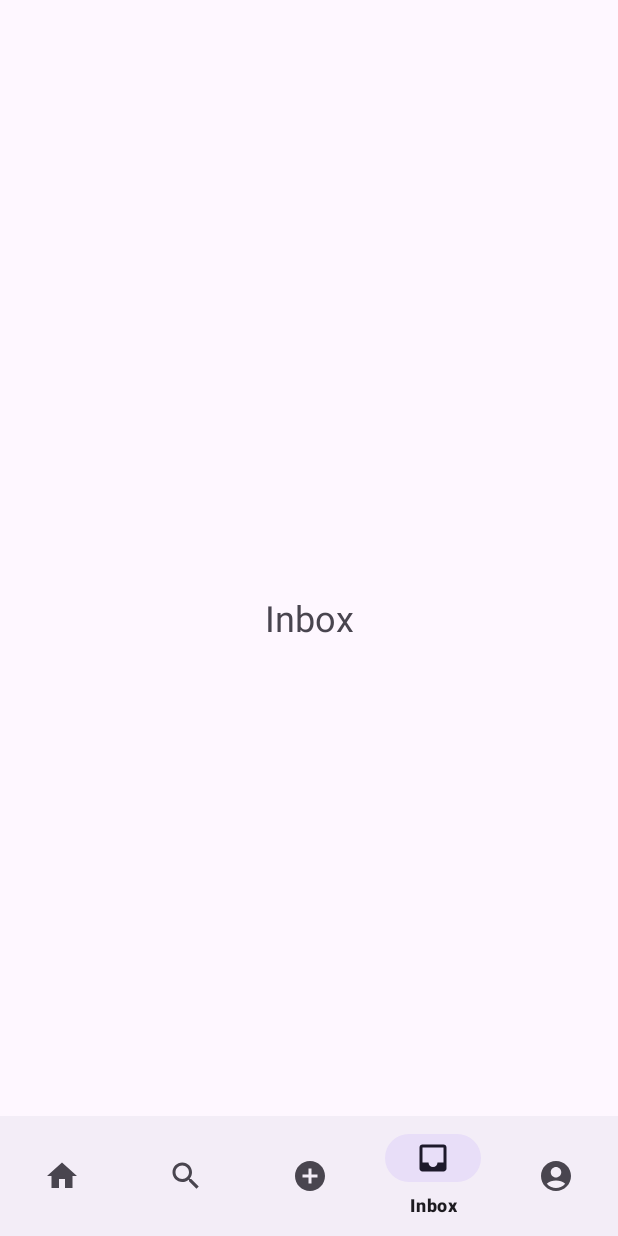
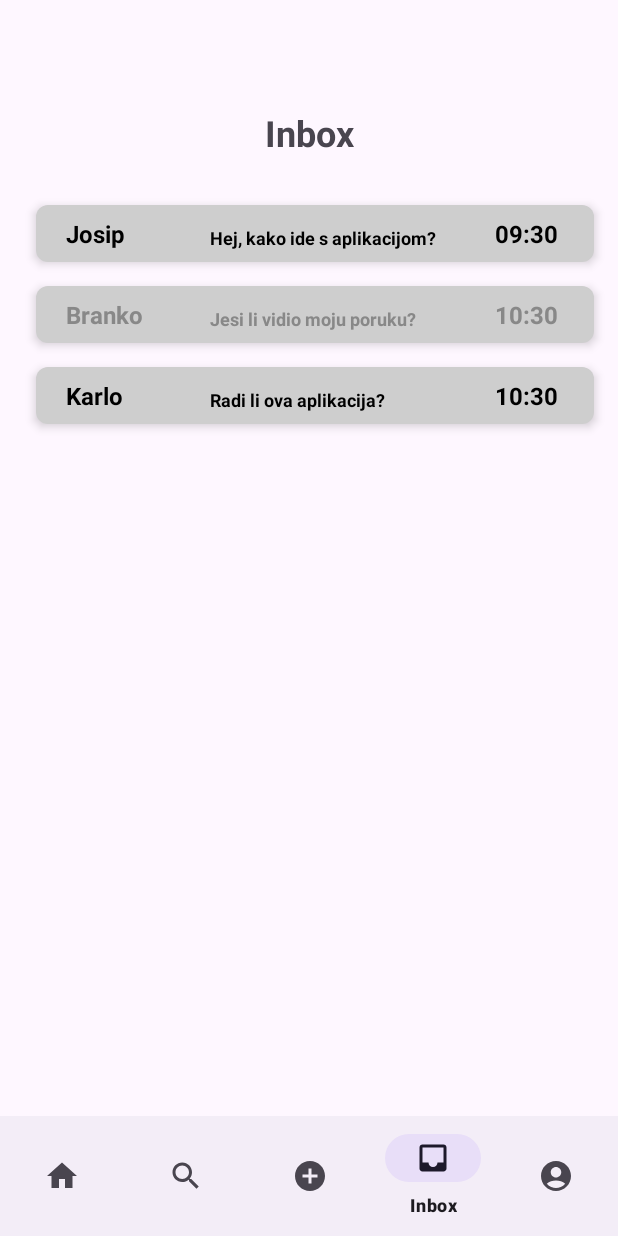
Before and after one commit to edicoll/marketplace, an Android app: the screen it shows after launch (MainActivity), item 4 of the bottom bar chosen, on a phone screen of 412 x 824 dp. Run offline under Robolectric (Android 15) with nearby library versions, the light colour scheme and no system bars.

Commit message:
Izrađen je inbox fragment i dodana mogućnost ulaska u određeni inbox, koji je prazan

```diff
--- a/app/src/main/java/com/example/projectmarketplace/MainActivity.kt
+++ b/app/src/main/java/com/example/projectmarketplace/MainActivity.kt
@@ -5,6 +5,7 @@ import androidx.activity.enableEdgeToEdge
 import androidx.appcompat.app.AppCompatActivity
 import androidx.fragment.app.Fragment
 import com.example.projectmarketplace.data.User
+import com.example.projectmarketplace.data.Message
 import com.example.projectmarketplace.fragments.AddFragment
 import com.example.projectmarketplace.fragments.HomeFragment
 import com.example.projectmarketplace.fragments.InboxFragment
@@ -23,6 +24,32 @@ class MainActivity : AppCompatActivity() {
         rating = 3.55F,
         password = "edi"
      )
+    val messages = listOf(
+        Message(
+            id = 1,
+            senderId = 2,
+            senderName = "Josip",
+            recieverId = 1,
+            text = "Hej, kako ide s aplikacijom?",
+            timestamp = System.currentTimeMillis() - 3600000
+        ),
+        Message(
+            id = 1,
+            senderId = 2,
+            senderName = "Branko",
+            recieverId = 1,
+            text = "Jesi li vidio moju poruku?",
+            timestamp = System.currentTimeMillis() - 86400000,
+            isRead = true
+        ),Message(
+            id = 1,
+            senderId = 2,
+            senderName = "Karlo",
+            recieverId = 1,
+            text = "Radi li ova aplikacija?",
+            timestamp = System.currentTimeMillis() - 86400000
+        )
+    )
 
 
     override fun onCreate(savedInstanceState: Bundle?) {
@@ -36,7 +63,11 @@ class MainActivity : AppCompatActivity() {
         val homeFragment = HomeFragment()
         val searchFragment = SearchFragment()
         val addFragment = AddFragment()
-        val inboxFragment = InboxFragment()
+        val inboxFragment = InboxFragment().apply {
+            arguments = Bundle().apply {
+                putParcelableArrayList("MESSAGES_KEY", ArrayList(messages))
+            }
+        }
         val profileFragment = ProfileFragment().apply {
             arguments = Bundle().apply {
                 putParcelable("USER_KEY", user1)
@@ -52,7 +83,6 @@ class MainActivity : AppCompatActivity() {
                 R.id.add -> setCurrentFragment(addFragment)
                 R.id.inbox -> setCurrentFragment(inboxFragment)
                 R.id.profile -> setCurrentFragment(profileFragment)
-
             }
             true
         }
--- /dev/null
+++ b/app/src/main/java/com/example/projectmarketplace/adapters/MessageAdapter.kt
@@ -0,0 +1,63 @@
+package com.example.projectmarketplace.adapters
+
+import android.graphics.Color
+import android.graphics.Typeface
+import android.os.Build
+import android.view.LayoutInflater
+import android.view.View
+import android.view.ViewGroup
+import android.widget.TextView
+import androidx.annotation.RequiresApi
+import androidx.fragment.app.FragmentActivity
+import androidx.recyclerview.widget.RecyclerView
+import com.example.projectmarketplace.R
+import com.example.projectmarketplace.data.Message
+import com.example.projectmarketplace.fragments.InboxIndividualFragment
+import java.time.Instant
+import java.time.ZoneId
+import java.time.format.DateTimeFormatter
+
+class MessageAdapter(private val messages: List<Message>) : RecyclerView.Adapter<MessageAdapter.MessageViewHolder>() {
+
+    class MessageViewHolder(itemView: View) : RecyclerView.ViewHolder(itemView) {
+        val name: TextView = itemView.findViewById(R.id.name)
+        val text: TextView = itemView.findViewById(R.id.text)
+        val date: TextView = itemView.findViewById(R.id.date)
+    }
+
+    override fun onCreateViewHolder(parent: ViewGroup, viewType: Int): MessageViewHolder {
+        val view = LayoutInflater.from(parent.context)
+            .inflate(R.layout.item_message, parent, false)
+        return MessageViewHolder(view)
+    }
+
+    @RequiresApi(Build.VERSION_CODES.O)
+    override fun onBindViewHolder(holder: MessageViewHolder, position: Int) {
+        val message = messages[position]
+        holder.name.text = message.senderName
+        holder.text.text = message.text
+        holder.date.text = Instant.ofEpochMilli(message.timestamp)
+            .atZone(ZoneId.systemDefault())
+            .format(DateTimeFormatter.ofPattern("HH:mm"))
+
+        val textColor = if (message.isRead) Color.GRAY else Color.BLACK
+        holder.name.setTextColor(textColor)
+        holder.text.setTextColor(textColor)
+        holder.date.setTextColor(textColor)
+
+        holder.itemView.setOnClickListener {
+            message.isRead = true
+            notifyItemChanged(position)
+
+            val fragmentIndividual = InboxIndividualFragment.newInstance(message)
+            val transaction = (holder.itemView.context as FragmentActivity).supportFragmentManager.beginTransaction()
+            transaction.replace(R.id.flFragment, fragmentIndividual)
+            transaction.addToBackStack(null)
+            transaction.commit()
+        }
+    }
+
+
+
+    override fun getItemCount(): Int = messages.size
+}
--- /dev/null
+++ b/app/src/main/java/com/example/projectmarketplace/data/Message.kt
@@ -0,0 +1,15 @@
+package com.example.projectmarketplace.data
+
+import kotlinx.parcelize.Parcelize
+import android.os.Parcelable
+
+@Parcelize
+data class Message(
+    val id: Int,
+    val senderId: Int,
+    val senderName: String,
+    val recieverId: Int,
+    val text: String,
+    val timestamp: Long,
+    var isRead: Boolean = false
+    ): Parcelable
--- a/app/src/main/java/com/example/projectmarketplace/fragments/InboxFragment.kt
+++ b/app/src/main/java/com/example/projectmarketplace/fragments/InboxFragment.kt
@@ -1,17 +1,43 @@
 package com.example.projectmarketplace.fragments
 
+import android.os.Build
 import android.os.Bundle
 import androidx.fragment.app.Fragment
 import android.view.LayoutInflater
 import android.view.View
 import android.view.ViewGroup
 import com.example.projectmarketplace.R
+import androidx.annotation.RequiresApi
+import androidx.recyclerview.widget.LinearLayoutManager
+import androidx.recyclerview.widget.RecyclerView
+import com.example.projectmarketplace.adapters.MessageAdapter
+import com.example.projectmarketplace.data.Message
+
+
 
 class InboxFragment : Fragment() {
+
+    private var messages: List<Message> = emptyList()
+    private lateinit var recyclerView: RecyclerView
+    private lateinit var adapter: MessageAdapter
+
+    @RequiresApi(Build.VERSION_CODES.TIRAMISU)
     override fun onCreateView(
-        inflater: LayoutInflater, container: ViewGroup?,
+        inflater: LayoutInflater,
+        container: ViewGroup?,
         savedInstanceState: Bundle?
     ): View? {
-        return inflater.inflate(R.layout.fragment_inbox, container, false)
+
+        val view = inflater.inflate(R.layout.fragment_inbox, container, false)
+
+        messages = arguments?.getParcelableArrayList<Message>("MESSAGES_KEY", Message::class.java) ?: emptyList()
+
+        recyclerView = view.findViewById(R.id.messagesRecyclerView)
+        recyclerView.layoutManager = LinearLayoutManager(context)
+
+        adapter = MessageAdapter(messages)
+        recyclerView.adapter = adapter
+
+        return view
     }
 }
--- a/app/src/main/java/com/example/projectmarketplace/fragments/ProfileFragment.kt
+++ b/app/src/main/java/com/example/projectmarketplace/fragments/ProfileFragment.kt
@@ -37,10 +37,6 @@ class ProfileFragment : Fragment() {
         ratingBar.rating = currentUser.rating
 
 
-
-
-
-
         return view
     }
 }
--- a/app/src/main/res/drawable/bg_container.xml
+++ b/app/src/main/res/drawable/bg_container.xml
@@ -1,5 +1,6 @@
 <?xml version="1.0" encoding="utf-8"?>
 <shape xmlns:android="http://schemas.android.com/apk/res/android">
+
     <solid android:color="@color/bg_container"/>
     <corners android:radius="8dp"/>
 </shape>
--- /dev/null
+++ b/app/src/main/res/drawable/ic_arrow_back.xml
@@ -0,0 +1,5 @@
+<vector xmlns:android="http://schemas.android.com/apk/res/android" android:autoMirrored="true" android:height="24dp" android:tint="#000000" android:viewportHeight="24" android:viewportWidth="24" android:width="24dp">
+
+    <path android:fillColor="@android:color/white" android:pathData="M20,11H7.83l5.59,-5.59L12,4l-8,8 8,8 1.41,-1.41L7.83,13H20v-2z"/>
+
+</vector>
--- a/app/src/main/res/layout/fragment_inbox.xml
+++ b/app/src/main/res/layout/fragment_inbox.xml
@@ -1,5 +1,7 @@
 <?xml version="1.0" encoding="utf-8"?>
-<FrameLayout xmlns:android="http://schemas.android.com/apk/res/android"
+<androidx.constraintlayout.widget.ConstraintLayout
+    xmlns:android="http://schemas.android.com/apk/res/android"
+    xmlns:app="http://schemas.android.com/apk/res-auto"
     xmlns:tools="http://schemas.android.com/tools"
     android:layout_width="match_parent"
     android:layout_height="match_parent"
@@ -7,10 +9,30 @@
     android:id="@+id/inbox">
 
     <TextView
+        android:id="@+id/title"
+        android:layout_width="wrap_content"
+        android:layout_height="wrap_content"
+        android:layout_marginTop="72dp"
+        android:text="@string/inbox"
+        android:textSize="24sp"
+        android:textStyle="bold"
+        app:layout_constraintEnd_toEndOf="parent"
+        app:layout_constraintStart_toStartOf="parent"
+        app:layout_constraintTop_toTopOf="parent" />
+
+    <androidx.recyclerview.widget.RecyclerView
+        android:id="@+id/messagesRecyclerView"
+        android:contentDescription="@string/inbox"
         android:layout_width="match_parent"
-        android:layout_height="match_parent"
-        android:gravity="center"
-        android:text="@string/inbox"
-        android:textSize="24sp"/>
+        android:layout_height="0dp"
+        app:layout_constraintTop_toBottomOf="@id/title"
+        app:layout_constraintBottom_toBottomOf="parent"
+        app:layout_constraintStart_toStartOf="parent"
+        app:layout_constraintEnd_toEndOf="parent"
+        android:layout_marginTop="16dp">
 
-</FrameLayout>
+    </androidx.recyclerview.widget.RecyclerView>
+
+
+
+</androidx.constraintlayout.widget.ConstraintLayout>
--- /dev/null
+++ b/app/src/main/res/layout/item_message.xml
@@ -0,0 +1,52 @@
+<?xml version="1.0" encoding="utf-8"?>
+<androidx.constraintlayout.widget.ConstraintLayout
+    xmlns:android="http://schemas.android.com/apk/res/android"
+    xmlns:app="http://schemas.android.com/apk/res-auto"
+
+    android:layout_width="match_parent"
+    android:layout_height="wrap_content"
+    android:layout_marginStart="24dp"
+    android:layout_marginTop="16dp"
+    android:layout_marginEnd="16dp"
+    android:padding="8dp"
+    android:background="@drawable/bg_container"
+    android:elevation="4dp"
+    app:layout_constraintEnd_toEndOf="parent"
+    app:layout_constraintStart_toStartOf="parent"
+    app:layout_constraintTop_toBottomOf="@id/title">
+
+    <TextView
+        android:id="@+id/name"
+        android:layout_width="64dp"
+        android:layout_height="wrap_content"
+        android:layout_marginStart="12dp"
+        android:text="Name"
+        android:textSize="16sp"
+        android:textStyle="bold"
+        app:layout_constraintStart_toStartOf="parent"
+        app:layout_constraintTop_toTopOf="parent"/>
+
+    <TextView
+        android:id="@+id/text"
+        android:layout_width="158dp"
+        android:layout_height="wrap_content"
+        android:layout_marginStart="32dp"
+        android:text="Text"
+        android:maxLines="1"
+        android:textSize="12sp"
+        android:textStyle="bold"
+        app:layout_constraintStart_toEndOf="@+id/name"
+        app:layout_constraintBottom_toBottomOf="@+id/name"/>
+
+    <TextView
+        android:id="@+id/date"
+        android:layout_width="wrap_content"
+        android:layout_height="wrap_content"
+        android:layout_marginStart="32dp"
+        android:text="18:30"
+        android:textSize="16sp"
+        android:textStyle="bold"
+        app:layout_constraintStart_toEndOf="@+id/text"
+        app:layout_constraintBottom_toBottomOf="@+id/text"/>
+
+</androidx.constraintlayout.widget.ConstraintLayout>
--- a/app/src/main/res/values/colors.xml
+++ b/app/src/main/res/values/colors.xml
@@ -5,6 +5,6 @@
     <color name="colorPrimary">#00a3aa</color>
     <color name="colorPrimaryDark">#aa1000</color>
     <color name="colorAccent">#FFFFFFFF</color>
-    <color name="bg_container">#A2A2A2</color>
+    <color name="bg_container">#CECECE</color>
 
 </resources>
```
Also changed, not shown: app/src/main/java/com/example/projectmarketplace/fragments/InboxIndividualFragment.kt (added, +52 -0 lines), app/src/main/res/layout/fragment_inbox_individual.xml (added, +68 -0 lines), app/src/main/res/layout/fragment_profile.xml (+14 -3 lines).
